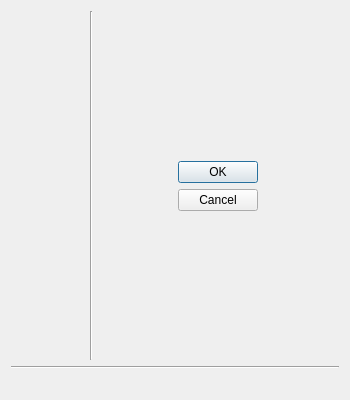
tools4BCI/TiA-Scope, file src/connection_widget/customize_signalinfo_dialog.ui: the form before one commit.
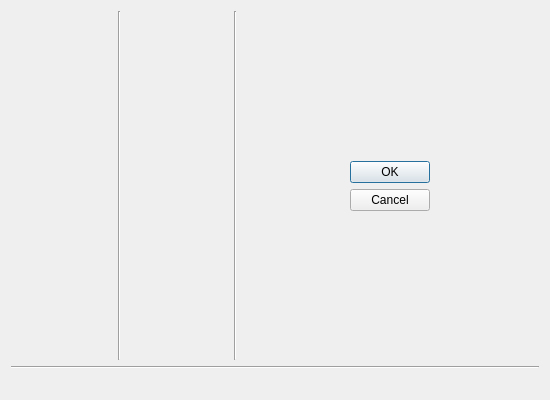
The form after the commit.

Commit message: - first version with serverside downsampling support - implemented usage of new custom signal info class(es) for customization

```diff
--- a/src/connection_widget/customize_signalinfo_dialog.ui
+++ b/src/connection_widget/customize_signalinfo_dialog.ui
@@ -6,7 +6,7 @@
    <rect>
     <x>0</x>
     <y>0</y>
-    <width>350</width>
+    <width>550</width>
     <height>400</height>
    </rect>
   </property>
@@ -23,6 +23,13 @@
        </property>
       </widget>
      </item>
+     <item>
+      <widget class="Line" name="line">
+       <property name="orientation">
+        <enum>Qt::Vertical</enum>
+       </property>
+      </widget>
+     </item>
      <item>
       <widget class="QDialogButtonBox" name="buttonBox">
        <property name="orientation">
```
The commit also changes 17 other files.
